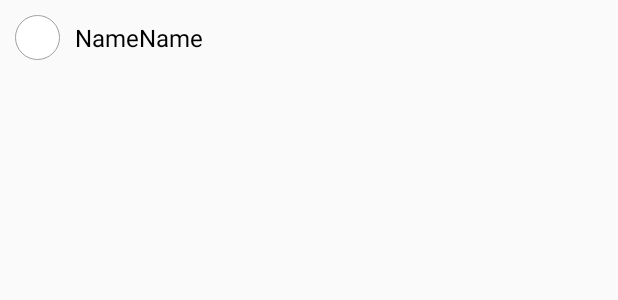
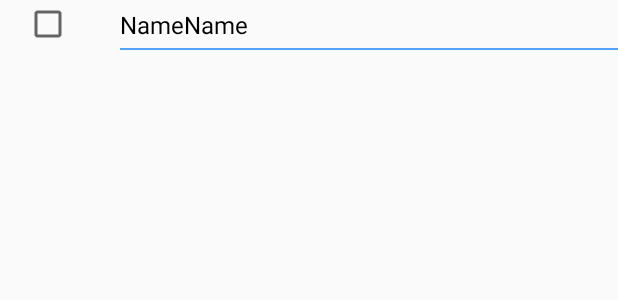
Before and after one commit to MerkUa/URobot, an Android app: the layout item_industry.xml on its own in the app's theme, with its tools: preview values and no code run, on a phone screen of 412 x 824 dp. Shown: the top 300 px of the screen. Run offline under Robolectric (Android 15) with nearby library versions, the phone set to English and light mode, and no system bars; network calls fail.

Commit message:
Working with Industry.

```diff
--- /dev/null
+++ b/ChatBot/app/src/main/res/drawable/background_sub_module_text.xml
@@ -0,0 +1,13 @@
+<?xml version="1.0" encoding="utf-8"?>
+<layer-list xmlns:android="http://schemas.android.com/apk/res/android">
+    <item
+        android:bottom="-2dp"
+        android:left="-2dp"
+        android:right="-2dp">
+        <shape android:shape="rectangle">
+            <stroke
+                android:width="1dp"
+                android:color="@color/colorAccent"/>
+        </shape>
+    </item>
+</layer-list>
--- a/ChatBot/app/src/main/res/layout/item_industry.xml
+++ b/ChatBot/app/src/main/res/layout/item_industry.xml
@@ -2,8 +2,9 @@
 <androidx.constraintlayout.widget.ConstraintLayout
     xmlns:android="http://schemas.android.com/apk/res/android"
     xmlns:app="http://schemas.android.com/apk/res-auto"
+    xmlns:tools="http://schemas.android.com/tools"
     android:id="@+id/contactItem"
-    android:layout_width="wrap_content"
+    android:layout_width="match_parent"
     android:layout_height="wrap_content"
     android:orientation="vertical">
 
@@ -11,8 +12,7 @@
         android:id="@+id/checkboxIndustry"
         android:layout_width="wrap_content"
         android:layout_height="wrap_content"
-        android:layout_margin="10dp"
-        android:button="@drawable/custom_checkbox"
+        android:layout_marginStart="16dp"
         app:layout_constraintStart_toStartOf="parent"
         app:layout_constraintTop_toTopOf="parent" />
 
@@ -20,12 +20,24 @@
         android:id="@+id/nameIndustry"
         android:layout_width="wrap_content"
         android:layout_height="wrap_content"
+        android:layout_marginStart="32dp"
         android:text="NameName"
-        android:padding="10dp"
         android:textColor="@color/black_text"
         android:textSize="16sp"
         app:layout_constraintBottom_toBottomOf="@+id/checkboxIndustry"
         app:layout_constraintStart_toEndOf="@+id/checkboxIndustry"
         app:layout_constraintTop_toTopOf="@+id/checkboxIndustry" />
 
+
+    <androidx.appcompat.widget.AppCompatImageView
+        android:id="@+id/line"
+        android:layout_width="match_parent"
+        android:layout_marginStart="80dp"
+        android:layout_height="3dp"
+        android:background="@drawable/background_sub_module_text"
+        app:layout_constraintStart_toStartOf="@+id/nameIndustry"
+        app:layout_constraintTop_toBottomOf="@+id/checkboxIndustry">
+
+    </androidx.appcompat.widget.AppCompatImageView>
+
 </androidx.constraintlayout.widget.ConstraintLayout>
```
